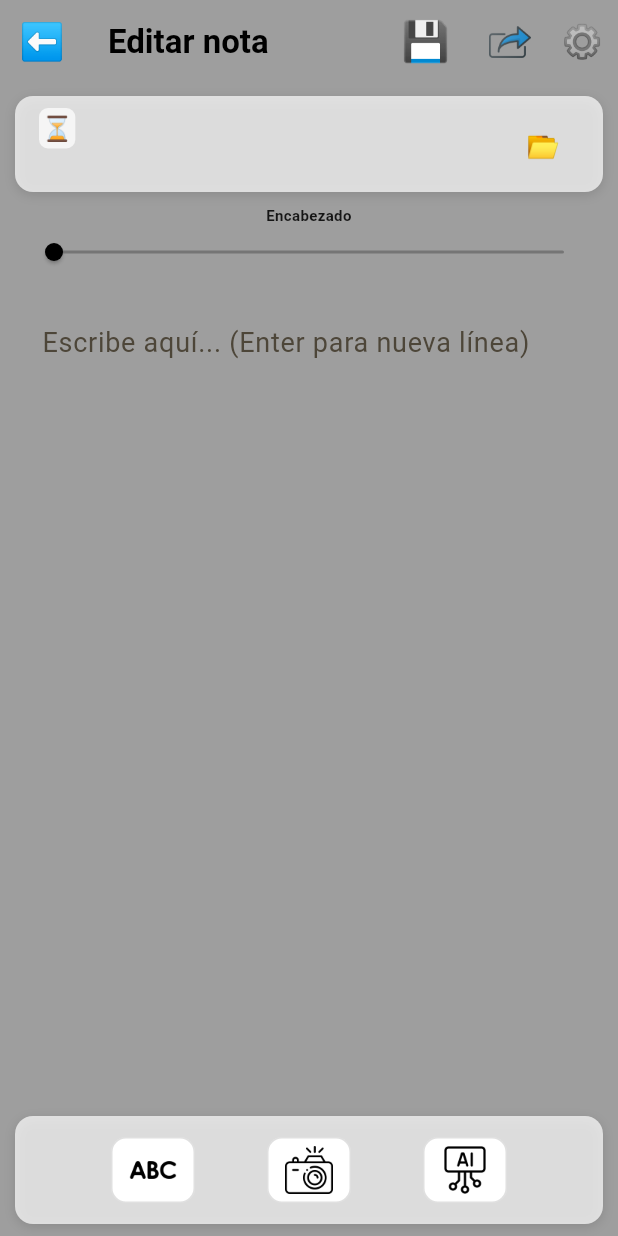
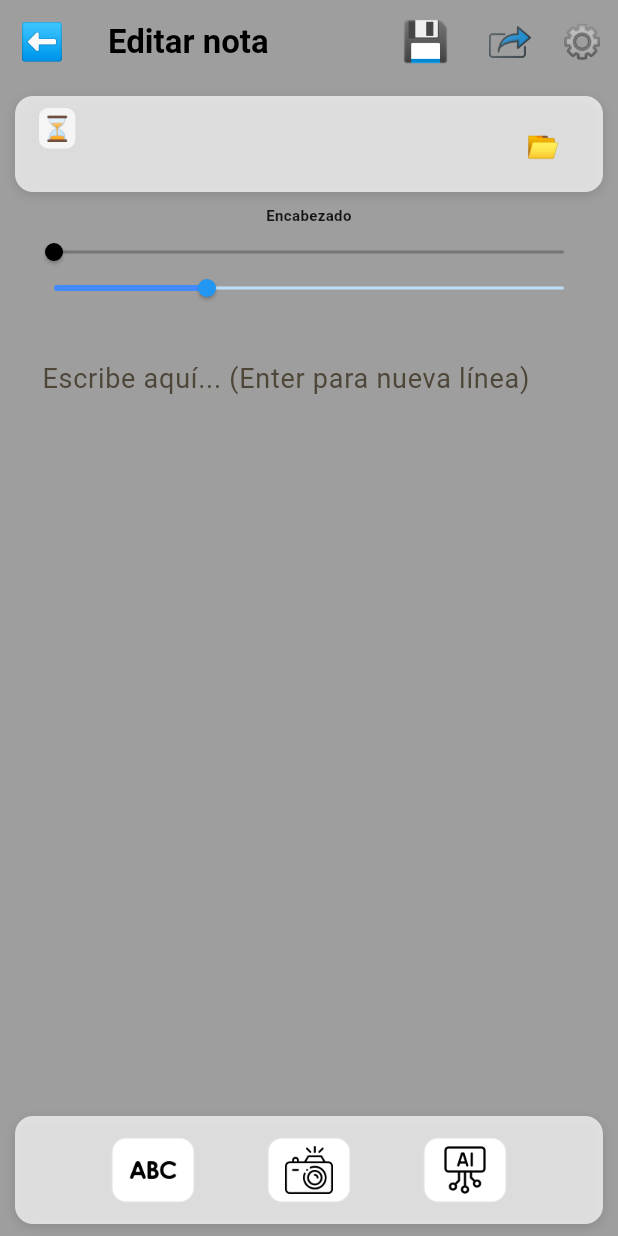
Before and after one commit to alfonso653/NOTAS, a Flutter app: the NoteEditScreen screen opened directly with empty values, after a tap on an icon or button, on a phone screen of 412 x 824 dp. Run offline on Flutter 3.47's test engine with Material 3 defaults, Android fonts, the phone set to English and light mode, and no system bars; drawn by our look-alikes of auto_size_text; our stand-ins replace pdf, share_plus, shared_preferences; accounts and stored records are empty.

Commit message:
feat: todos los cambios recientes, slider de tamaño de texto y mejoras de UI

```diff
--- a/lib/notes_module.dart
+++ b/lib/notes_module.dart
@@ -122,6 +122,9 @@ class _NoteEditScreenState extends State<NoteEditScreen>
   double _titleFontSize = 22;
   static const double _minTitleFontSize = 14;
   static const double _maxTitleFontSize = 38;
+  double _contentFontSize = 18;
+  static const double _minContentFontSize = 12;
+  static const double _maxContentFontSize = 32;
   TextFormatValue _contentFormat = const TextFormatValue();
 
   List<_TextPart> _contentParts = [];
@@ -663,7 +666,7 @@ class _NoteEditScreenState extends State<NoteEditScreen>
               ),
             ),
 
-            // Título
+            // Título y sliders
             Padding(
               padding: const EdgeInsets.symmetric(horizontal: 24, vertical: 0),
               child: Column(
@@ -717,6 +720,7 @@ class _NoteEditScreenState extends State<NoteEditScreen>
                           ),
                         ),
                   const SizedBox(height: 6),
+                  // Slider para el título
                   Row(
                     children: [
                       Expanded(
@@ -740,6 +744,38 @@ class _NoteEditScreenState extends State<NoteEditScreen>
                               setState(() {
                                 _titleFontSize = v.clamp(
                                     _minTitleFontSize, _maxTitleFontSize);
+                              });
+                              _saveNote();
+                            },
+                          ),
+                        ),
+                      ),
+                    ],
+                  ),
+                  // Slider para el contenido
+                  Row(
+                    children: [
+                      Expanded(
+                        child: SliderTheme(
+                          data: SliderTheme.of(context).copyWith(
+                            trackHeight: 2,
+                            thumbShape: const RoundSliderThumbShape(
+                                enabledThumbRadius: 6),
+                            overlayShape: const RoundSliderOverlayShape(
+                                overlayRadius: 12),
+                            thumbColor: Colors.blue,
+                            activeTrackColor: Colors.blueAccent,
+                            inactiveTrackColor: Colors.blue[100],
+                          ),
+                          child: Slider(
+                            min: _minContentFontSize,
+                            max: _maxContentFontSize,
+                            value: _contentFontSize.clamp(
+                                _minContentFontSize, _maxContentFontSize),
+                            onChanged: (v) {
+                              setState(() {
+                                _contentFontSize = v.clamp(
+                                    _minContentFontSize, _maxContentFontSize);
                               });
                               _saveNote();
                             },
@@ -797,7 +833,7 @@ class _NoteEditScreenState extends State<NoteEditScreen>
                               autofocus: true,
                               maxLines: null,
                               style: TextStyle(
-                                fontSize: 18,
+                                fontSize: _contentFontSize,
                                 fontWeight: part.bold
                                     ? FontWeight.bold
                                     : FontWeight.normal,
@@ -833,7 +869,7 @@ class _NoteEditScreenState extends State<NoteEditScreen>
                                 child: Text(
                                   part.text,
                                   style: TextStyle(
-                                    fontSize: 18,
+                                    fontSize: _contentFontSize,
                                     fontWeight: part.bold
                                         ? FontWeight.bold
                                         : FontWeight.normal,
@@ -866,7 +902,7 @@ class _NoteEditScreenState extends State<NoteEditScreen>
                                     child: Text(
                                       part.text,
                                       style: TextStyle(
-                                        fontSize: 18,
+                                        fontSize: _contentFontSize,
                                         fontWeight: part.bold
                                             ? FontWeight.bold
                                             : FontWeight.normal,
@@ -897,7 +933,7 @@ class _NoteEditScreenState extends State<NoteEditScreen>
                         textInputAction: TextInputAction.newline,
                         cursorColor: Colors.amber,
                         style: TextStyle(
-                          fontSize: 18,
+                          fontSize: _contentFontSize,
                           fontWeight: _contentFormat.bold
                               ? FontWeight.bold
                               : FontWeight.normal,
--- a/lib/text_format_panel.dart
+++ b/lib/text_format_panel.dart
@@ -135,8 +135,8 @@ class _TextFormatPanelState extends State<TextFormatPanel>
                 onTap: () => _set(v.copyWith(bold: !v.bold)),
                 child: AnimatedContainer(
                   duration: const Duration(milliseconds: 150),
-                  width: 40, // la mitad de 80
-                  height: 25, // la mitad de 50
+                  width: 80, // doble de ancho
+                  height: 50, // doble de alto
                   decoration: BoxDecoration(
                     color: v.bold
                         ? const Color(0xFFFFC107)
@@ -160,7 +160,7 @@ class _TextFormatPanelState extends State<TextFormatPanel>
                     'B',
                     style: TextStyle(
                       fontWeight: FontWeight.bold,
-                      fontSize: 11, // la mitad de 22
+                      fontSize: 22, // doble de tamaño
                       color: v.bold ? Colors.white : Colors.black87,
                       letterSpacing: 2,
                     ),
```
Also changed, not shown: pubspec.lock, 1 other file.
